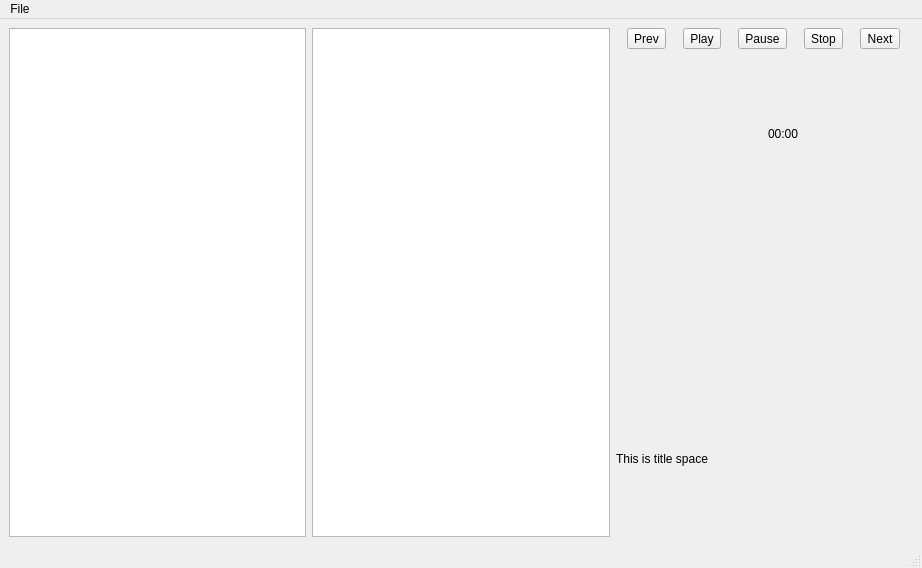
Old version of the form hrwplayer.ui in the repository hrw/modland-player.
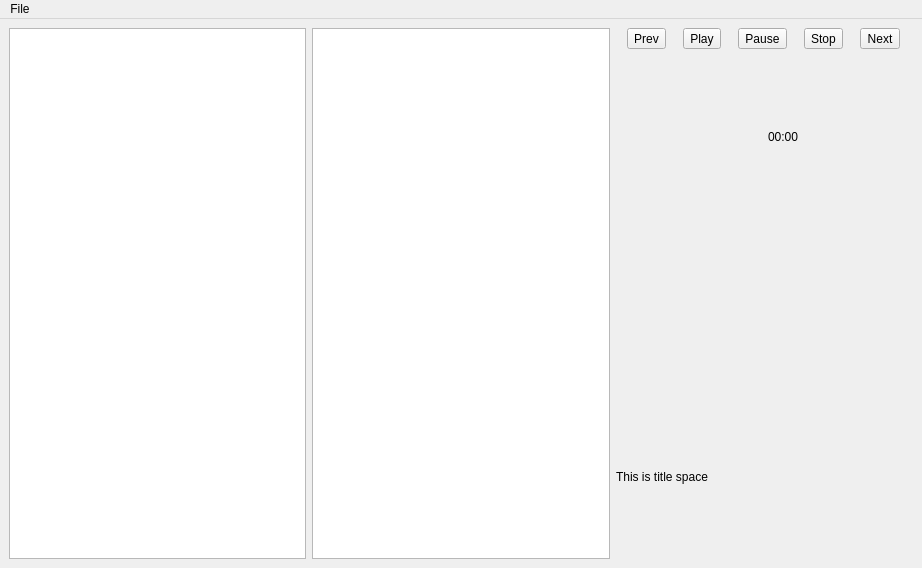
New version of the form. Custom widgets are drawn as their Qt base class.

Commit message: UI: dropped statusbar (forbidden on maemo0

Diff of the .ui file:
```diff
--- a/hrwplayer.ui
+++ b/hrwplayer.ui
@@ -124,7 +124,6 @@
    </widget>
    <addaction name="menuFile"/>
   </widget>
-  <widget class="QStatusBar" name="statusbar"/>
   <action name="actionLoad">
    <property name="text">
     <string>Load</string>
```
